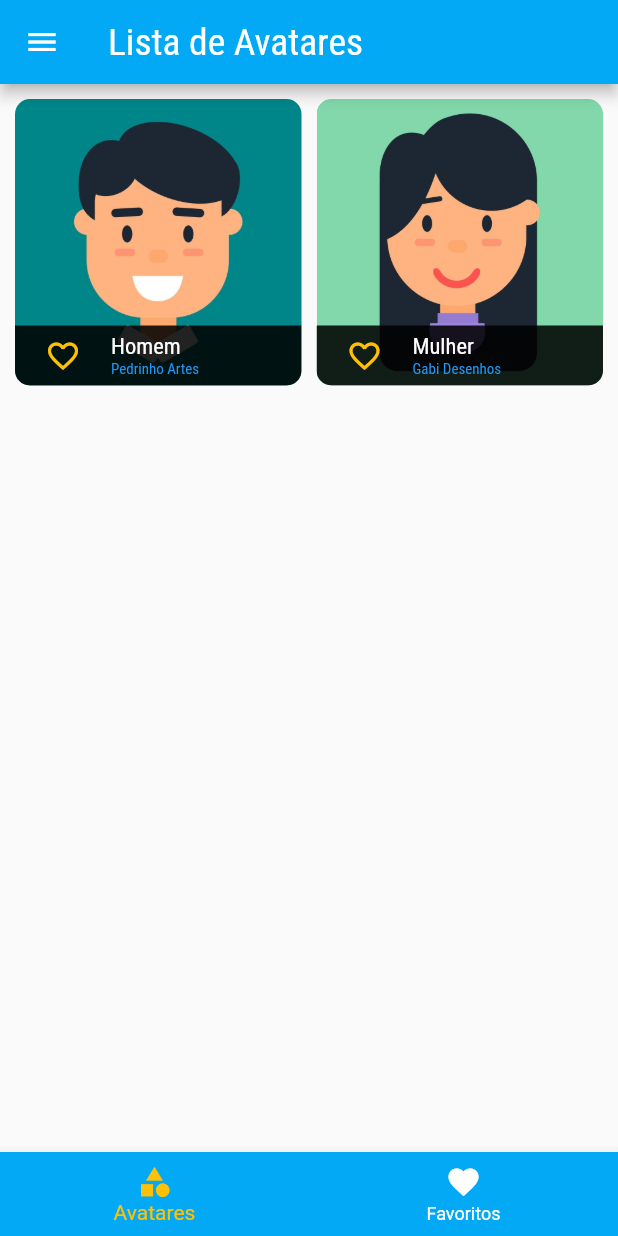
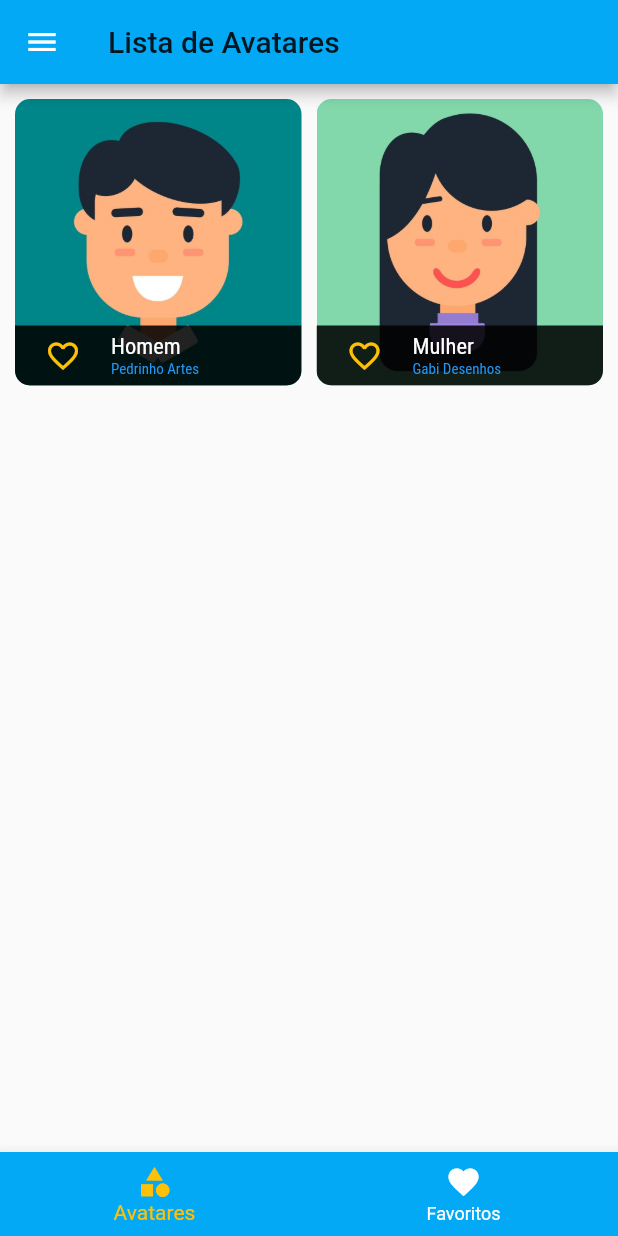
Before and after one commit to hadson0/DrawMe, a Flutter app: the screen it shows after launch, after a tap on "Me Desenhe!", on a phone screen of 412 x 824 dp. Run offline on Flutter 3.47's test engine with Material 2 defaults, Android fonts, the phone set to English and light mode, and no system bars.

Commit message:
Flutter 2.5.0 update

```diff
--- a/lib/components/avatar_grid_item.dart
+++ b/lib/components/avatar_grid_item.dart
@@ -53,7 +53,7 @@ class AvatarGridItem extends StatelessWidget {
                 },
                 icon: Icon(
                     avt.isFavorite ? Icons.favorite : Icons.favorite_border),
-                color: Theme.of(context).accentColor,
+                color: Theme.of(context).colorScheme.secondary,
               ),
             ),
           ),
--- a/lib/main.dart
+++ b/lib/main.dart
@@ -25,15 +25,15 @@ class MyApp extends StatelessWidget {
         title: 'DrawMe!',
         theme: ThemeData(
           primarySwatch: Colors.lightBlue,
-          accentColor: Colors.amber,
+          colorScheme: ThemeData.light().colorScheme.copyWith(
+            secondary: Colors.amber,
+          ),
           appBarTheme: AppBarTheme(
-            textTheme: ThemeData.light().textTheme.copyWith(
-                  headline6: TextStyle(
+            toolbarTextStyle: TextStyle(
                     fontFamily: 'RobotoCondensed',
                     fontSize: 25,
                     color: Colors.white,
                   ),
-                ),
           ),
           primaryIconTheme: IconThemeData(color: Colors.white),
           textTheme: ThemeData.light().textTheme.copyWith(
--- a/lib/models/canvas.dart
+++ b/lib/models/canvas.dart
@@ -2,8 +2,8 @@ import 'package:flutter/widgets.dart';
 
 class Canvas with ChangeNotifier {
   final Map<int, List<String>> _layers = {
-    0: ['', 'lib/assets/images/Man/background.png'],
-    1: ['', 'lib/assets/images/Man/body.png'],
+    0: ['lib/assets/images/Man/background.png'],
+    1: ['lib/assets/images/Man/body.png'],
     2: [
       '',
       'lib/assets/images/Man/eyes.png',
--- a/lib/screens/tabs_avatar_screen.dart
+++ b/lib/screens/tabs_avatar_screen.dart
@@ -48,7 +48,7 @@ class _TabsAvatarScreenState extends State<TabsAvatarScreen> {
         onTap: _selectScreen,
         backgroundColor: Theme.of(context).primaryColor,
         unselectedItemColor: Colors.white,
-        selectedItemColor: Theme.of(context).accentColor,
+        selectedItemColor: Theme.of(context).colorScheme.secondary,
         currentIndex: _selectedScreenIndex,
         items: [
           BottomNavigationBarItem(
```
